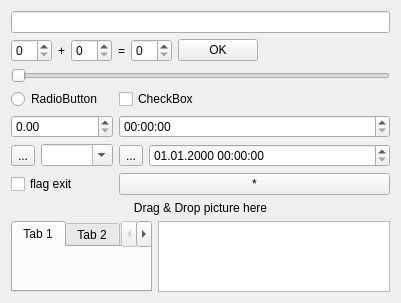
Before: the Qt Designer form Qt/my_programm/_For_tests/src/for_tests_mainbox/src/ui/for_tests_mainbox.ui in RinatB2017/mega_GIT, drawn with Qt 5.
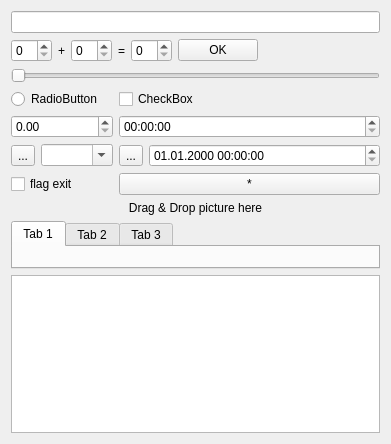
After: the same form once the commit is applied. Custom widgets are drawn as their Qt base class.

The edit to the form file:
```diff
--- a/Qt/my_programm/_For_tests/src/for_tests_mainbox/src/ui/for_tests_mainbox.ui
+++ b/Qt/my_programm/_For_tests/src/for_tests_mainbox/src/ui/for_tests_mainbox.ui
@@ -6,8 +6,8 @@
    <rect>
     <x>0</x>
     <y>0</y>
-    <width>401</width>
-    <height>303</height>
+    <width>391</width>
+    <height>444</height>
    </rect>
   </property>
   <layout class="QVBoxLayout" name="verticalLayout">
@@ -171,8 +171,6 @@
     </widget>
    </item>
    <item>
-    <layout class="QHBoxLayout" name="horizontalLayout_5">
-     <item>
       <widget class="QTabWidget" name="tabWidget">
        <property name="currentIndex">
         <number>0</number>
@@ -201,8 +199,6 @@
       <widget class="QTextEdit" name="te_test"/>
      </item>
     </layout>
-   </item>
-  </layout>
  </widget>
  <customwidgets>
   <customwidget>
```
Left out of the diff: 2 changed lines with no effect on the pictures. Lines whose indentation alone changed are shown as unchanged.
